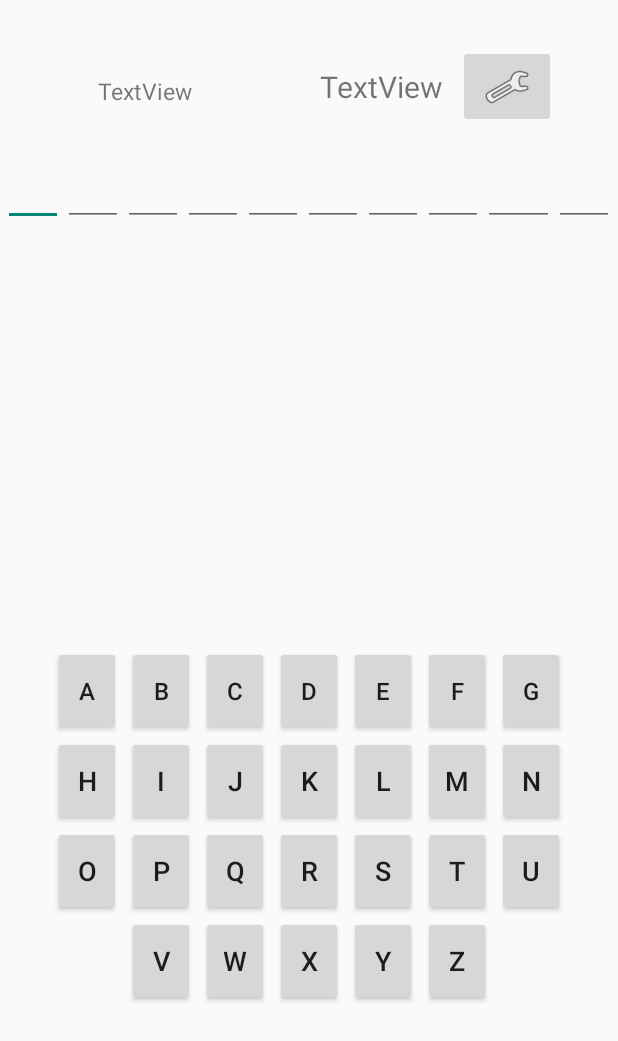
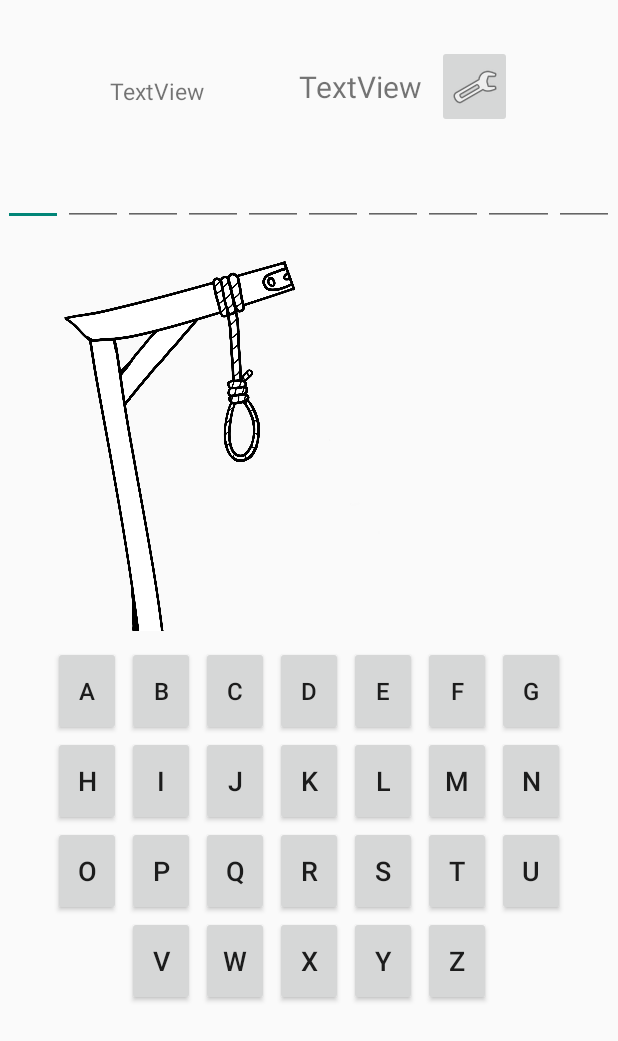
Before and after one commit to Higor335/Jogo-da-Forca-em-Java-android, an Android app: the TelaJogo screen opened directly, with no data from a screen before it, on a phone screen of 412 x 824 dp. Shown: the top 1041 px of the screen. Run offline under Robolectric (Android 15) with nearby library versions, the phone set to English and light mode, and no system bars; Roboto replaces fonts that are not available here.

Commit message:
corrigindo layout da tela de jogo.

```diff
--- a/app/src/main/res/layout/activity_tela_jogo.xml
+++ b/app/src/main/res/layout/activity_tela_jogo.xml
@@ -15,9 +15,9 @@
         <LinearLayout
             android:layout_width="match_parent"
             android:layout_height="match_parent"
-            android:layout_marginHorizontal="10dp"
             android:layout_marginVertical="10dp"
             android:orientation="horizontal"
+            android:paddingHorizontal="20dp"
             android:paddingTop="20dp">
 
             <ImageView
@@ -32,7 +32,7 @@
                 android:id="@+id/tvJogador"
                 android:layout_width="wrap_content"
                 android:layout_height="wrap_content"
-                android:layout_marginHorizontal="5dp"
+                android:layout_marginHorizontal="3dp"
                 android:layout_marginVertical="15dp"
                 android:text="TextView"
                 android:textSize="15sp" />
@@ -42,15 +42,16 @@
                 android:layout_width="wrap_content"
                 android:layout_height="wrap_content"
                 android:layout_marginVertical="14dp"
-                android:layout_marginLeft="80dp"
+                android:layout_marginLeft="60dp"
                 android:layout_marginRight="10dp"
                 android:text="TextView"
                 android:textSize="20dp" />
 
             <ImageButton
                 android:id="@+id/imageButton"
-                android:layout_width="65dp"
+                android:layout_width="50dp"
                 android:layout_height="match_parent"
+                android:layout_marginEnd="10dp"
                 app:srcCompat="@android:drawable/ic_menu_manage" />
 
         </LinearLayout>
@@ -150,11 +151,11 @@
             android:orientation="horizontal">
 
             <ImageView
-                android:id="@+id/ivForca"
+                android:id="@+id/imageView"
                 android:layout_width="match_parent"
                 android:layout_height="match_parent"
-                android:layout_weight="1"
-                tools:srcCompat="@drawable/forca1" />
+                android:layout_weight="5"
+                app:srcCompat="@drawable/forca1" />
         </LinearLayout>
 
         <TableLayout
```
